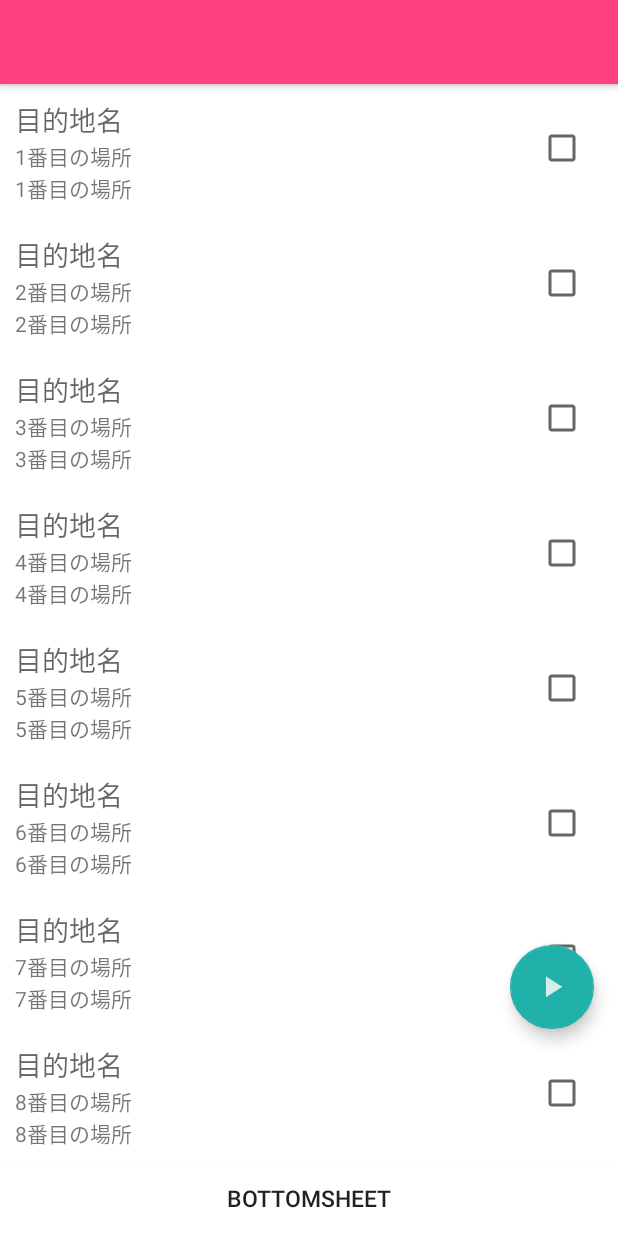
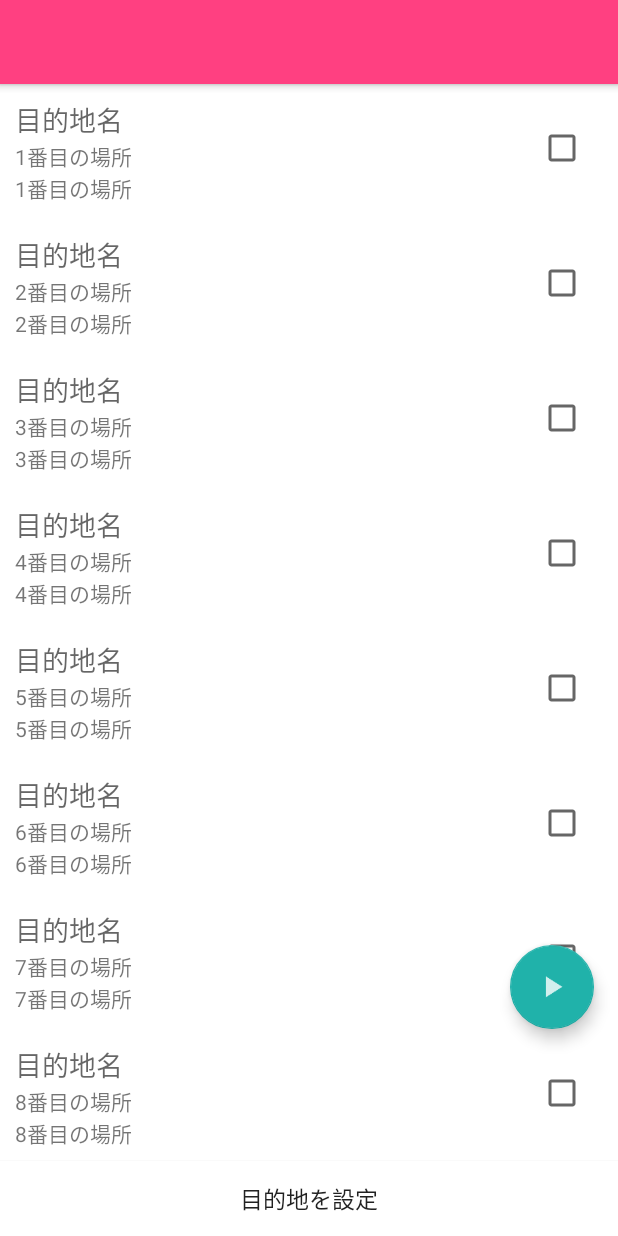
Before and after one commit to wkojiro/DriveNote_dev001, an Android app: the screen it shows after launch (MainActivity), in the side drawer, after a tap on "お知らせ", on a phone screen of 412 x 824 dp. Run offline under Robolectric (Android 15) with nearby library versions, the phone set to English and light mode, and no system bars; libraries missing offline, so code that uses them is left out: io.realm; 5 statements that could not run were skipped.

Commit message:
reset added ,RecyclerView & BottomSheet half way

```diff
--- a/app/src/main/java/jp/techacademy/wakabayashi/kojiro/drivenote_dev001/MainActivity.java
+++ b/app/src/main/java/jp/techacademy/wakabayashi/kojiro/drivenote_dev001/MainActivity.java
@@ -81,11 +81,13 @@ public class MainActivity extends AppCompatActivity implements NavigationView.On
     // UI elements.
     private Button mRequestLocationUpdatesButton;
     private Button mRemoveLocationUpdatesButton;
-    private TextView mTextView;
-    private ImageView mSignalView01, mSignalView02, mSignalView03;
+    private TextView mTextView,mEmailTextView,mUsernameTextView;
+    private ImageView mSignalView01, mSignalView02, mSignalView03,mUserImageView;
     private AppBarLayout mBarLayout,mBarLayout2;
     private Toolbar mToolbar,mToolbar2;
     private NavigationView navigationView;
+
+    private Button mBottomSheetButton;
     private BottomSheetBehavior behavior;
 
     String red = "#F44336";
@@ -107,10 +109,18 @@ public class MainActivity extends AppCompatActivity implements NavigationView.On
         mBarLayout = (AppBarLayout) findViewById(R.id.appbar);
         mToolbar = (Toolbar) findViewById(R.id.toolbar);
 
+        Log.d("debug","user"+Utils.getLoggedInUserEmail(getApplicationContext()));
+
+      //   mEmailTextView.setText(Utils.getLoggedInUserEmail(MainActivity.this));
+      //  mUsernameTextView.setText(Utils.getLoggedInUserName(getApplication()));
+
 //memo: 何故INVISIBLEが機能しないか。
 
         mBarLayout2 = (AppBarLayout) findViewById(R.id.appbar2);
         mToolbar2 = (Toolbar) findViewById(R.id.toolbar2);
+
+        //memo:到着フラグの設定
+        Utils.setArrivalkey(getApplicationContext(), false);
 
         setupToolbar();
         setupBottomSheetBehavior();
@@ -130,6 +140,16 @@ public class MainActivity extends AppCompatActivity implements NavigationView.On
 
         navigationView = (NavigationView) findViewById(R.id.nav_view);
         navigationView.setNavigationItemSelectedListener(this);
+
+        View header=navigationView.getHeaderView(0);
+/*View view=navigationView.inflateHeaderView(R.layout.nav_header_main);*/
+
+        mUsernameTextView = (TextView)header.findViewById(R.id.usernameTextView);
+        mEmailTextView = (TextView)header.findViewById(R.id.emailtextView);
+        mUsernameTextView.setText(Utils.getLoggedInUserName(getApplicationContext()));
+
+        Log.d("debug","email"+Utils.getLoggedInUserEmail(getApplicationContext()));
+        mEmailTextView.setText(Utils.getLoggedInUserEmail(getApplicationContext()));
 
         if(Utils.isEmptyUser(getApplicationContext())){
             navigationView.getMenu().findItem(R.id.login).setVisible(true);
@@ -153,8 +173,12 @@ public class MainActivity extends AppCompatActivity implements NavigationView.On
         fm.beginTransaction().replace(R.id.content_frame, new GmapFragment()).commit();
         Log.d("Activity","onCreate");
 
+        mBottomSheetButton = (Button)findViewById(R.id.bottomsheet);
 
-        findViewById(R.id.bottomsheet).setOnClickListener(new View.OnClickListener() {
+        mBottomSheetButton.setText("目的地を設定");
+
+
+        mBottomSheetButton.setOnClickListener(new View.OnClickListener() {
             @Override
             public void onClick(View v) {
                 if (!behavior.isHideable()) {
@@ -184,6 +208,7 @@ public class MainActivity extends AppCompatActivity implements NavigationView.On
     @Override
     public boolean onNavigationItemSelected(MenuItem item) {
         // Handle navigation view item clicks here.
+
 
         FragmentManager fm = getFragmentManager();
         int id = item.getItemId();
@@ -368,7 +393,11 @@ public class MainActivity extends AppCompatActivity implements NavigationView.On
         if(Utils.isEmptyUser(getApplicationContext())){
             navigationView.getMenu().findItem(R.id.login).setVisible(true);
             navigationView.getMenu().findItem(R.id.logout).setVisible(false);
+            mEmailTextView.setText("");
+            mUsernameTextView.setText("");
         } else {
+            mEmailTextView.setText(Utils.getLoggedInUserEmail(getApplicationContext()));
+            mUsernameTextView.setText(Utils.getLoggedInUserName(getApplicationContext()));
             navigationView.getMenu().findItem(R.id.login).setVisible(false);
             navigationView.getMenu().findItem(R.id.logout).setVisible(true);
         }
--- a/app/src/main/java/jp/techacademy/wakabayashi/kojiro/drivenote_dev001/Utils.java
+++ b/app/src/main/java/jp/techacademy/wakabayashi/kojiro/drivenote_dev001/Utils.java
@@ -1,5 +1,7 @@
 package jp.techacademy.wakabayashi.kojiro.drivenote_dev001;
 
+import android.app.AlarmManager;
+import android.app.PendingIntent;
 import android.content.Context;
 import android.content.Intent;
 import android.content.SharedPreferences;
@@ -7,8 +9,10 @@ import android.content.SharedPreferences.Editor;
 import android.location.Location;
 import android.preference.PreferenceManager;
 import android.util.Log;
+import android.widget.Toast;
 
 import java.text.DateFormat;
+import java.util.Calendar;
 import java.util.Date;
 
 
@@ -36,6 +40,7 @@ public class Utils {
     public static final String ODISTANCEKEY = "originaldistance";
     public static final String OngoingKEY = "ongoing";
     public static final String LoginKEY = "login";
+    public static final String ArrivalKEY = "arrived";
 
 
 
@@ -232,6 +237,19 @@ public class Utils {
     }
 
 
+
+    public static void setArrivalkey(Context context, Boolean arrival ){
+        PreferenceManager.getDefaultSharedPreferences(context)
+                .edit()
+                .putBoolean(ArrivalKEY, arrival)
+                .apply();
+
+
+    }
+
+    public static boolean getArrival(Context context){
+        return PreferenceManager.getDefaultSharedPreferences(context).getBoolean(ArrivalKEY,false);
+    }
     /**
      * Returns the {@code location} object as a human readable string.
      * @param location  The {@link Location}.
@@ -246,14 +264,20 @@ public class Utils {
                 DateFormat.getDateTimeInstance().format(new Date()));
     }
 
-    static void resetApp() {
+    static void resetApp(Context context) {
 
         //service を止める
         //Destinationを削除する
+        Intent intent = new Intent(context, LocationUpdatesService.class);
+        context.stopService(intent);
+        setRequestingLocationUpdates(context,false);
+        removeThisDest(context);
+        setArrivalkey(context, true);
 
-        setRequestingLocationUpdates(null,false);
-        removeThisDest(null);
+        Toast.makeText(context,"リセットしました。",Toast.LENGTH_SHORT).show();
         Log.d("debug","resetApp");
 
     }
+
+
 }
--- a/app/src/main/res/layout/nav_header_main.xml
+++ b/app/src/main/res/layout/nav_header_main.xml
@@ -18,9 +18,10 @@
         android:layout_width="wrap_content"
         android:layout_height="wrap_content"
         android:paddingTop="@dimen/nav_header_vertical_spacing"
-        app:srcCompat="@android:drawable/sym_def_app_icon"/>
+        app:srcCompat="@mipmap/ic_user"/>
 
     <TextView
+        android:id="@+id/usernameTextView"
         android:layout_width="match_parent"
         android:layout_height="wrap_content"
         android:paddingTop="@dimen/nav_header_vertical_spacing"
@@ -28,7 +29,7 @@
         android:textAppearance="@style/TextAppearance.AppCompat.Body1"/>
 
     <TextView
-        android:id="@+id/textView"
+        android:id="@+id/emailtextView"
         android:layout_width="wrap_content"
         android:layout_height="wrap_content"
         android:text="android.studio@android.com"/>
```
Also changed, not shown: app/src/main/java/jp/techacademy/wakabayashi/kojiro/drivenote_dev001/LocationUpdatesService.java (+14 -3 lines), app/src/main/ic_user-web.png (added), app/src/main/res/drawable-hdpi/ic_action_user.png (added), app/src/main/res/drawable-mdpi/ic_action_user.png (added), app/src/main/res/drawable-xhdpi/ic_action_user.png (added), app/src/main/res/drawable-xxhdpi/ic_action_user.png (added), app/src/main/res/mipmap-hdpi/ic_user.png (added), app/src/main/res/mipmap-mdpi/ic_user.png (added), app/src/main/res/mipmap-xhdpi/ic_user.png (added), app/src/main/res/mipmap-xxhdpi/ic_user.png (added), app/src/main/res/mipmap-xxxhdpi/ic_user.png (added).
